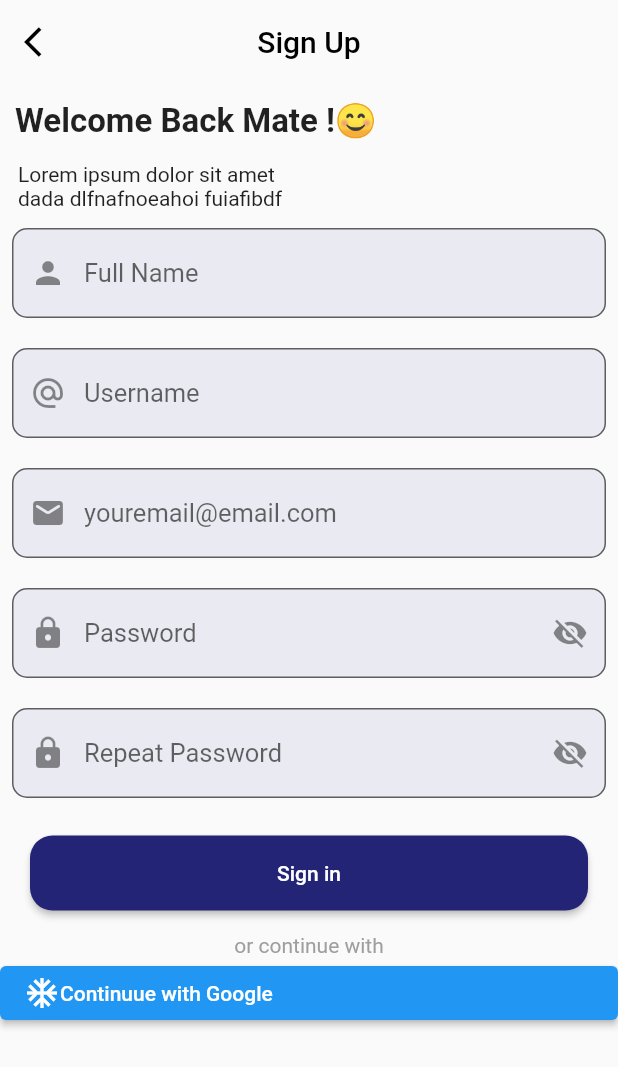
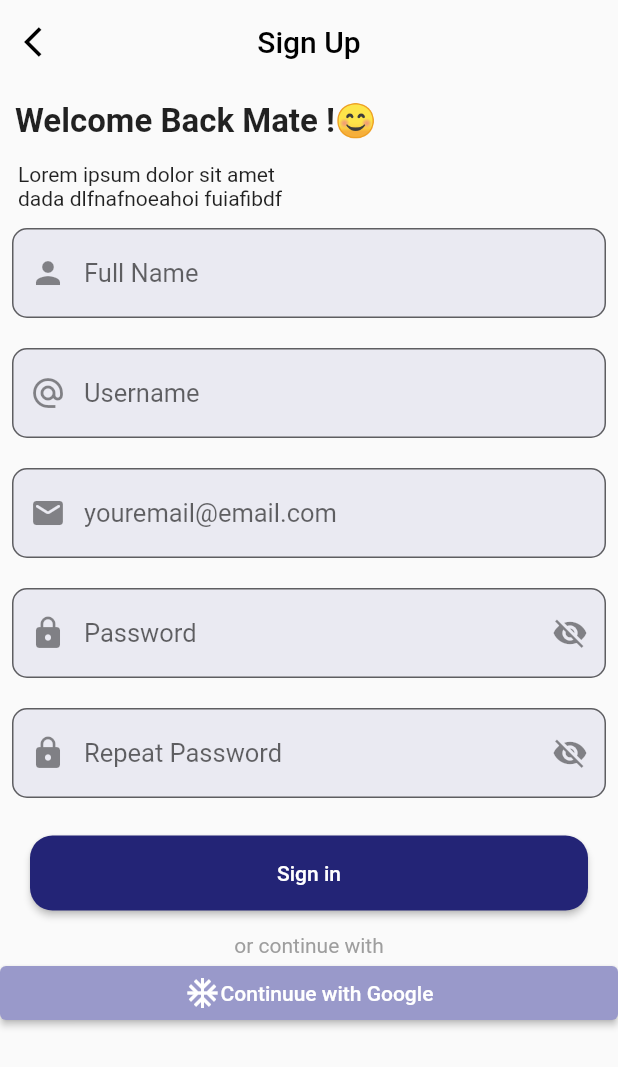
Before and after one commit to Awaizkazi/practice_going_on, a Flutter app: the SignUp2 screen opened directly, on a phone screen of 412 x 824 dp. Shown: the top 1067 px of the screen. Run offline on Flutter 3.47's test engine with Material 2 defaults, Android fonts, the light colour scheme and no system bars.

Commit message:
Google Buuon going on

```diff
--- a/lib/screens/signup2.dart
+++ b/lib/screens/signup2.dart
@@ -98,10 +98,14 @@ class _SignUp2State extends State<SignUp2> {
               ElevatedButton(
                 onPressed: () {},
                 child: Row(
+                  mainAxisAlignment: MainAxisAlignment.center,
                   children: [
                     Icon(Icons.ac_unit),
                     Text('Continuue with Google'),
                   ],
+                ),
+                style: ElevatedButton.styleFrom(
+                  backgroundColor: Color.fromARGB(255, 153, 153, 202),
                 ),
               ),
             ],
```
